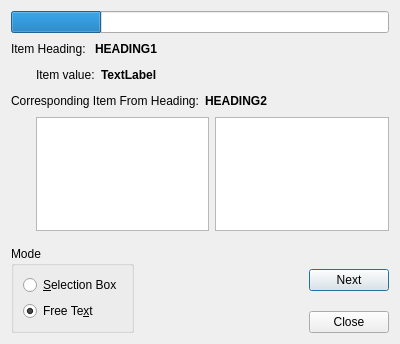
Qt form memorise/ui/QuizDialog.ui (kazkansouh/pyMemorise) before a commit.
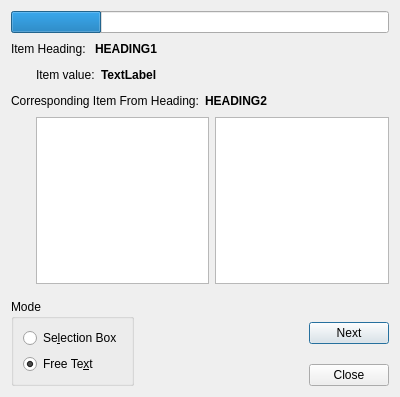
The same form after that commit.

Commit message: Streamline quiz dialog to enable ctrl+return to end question

```diff
--- a/memorise/ui/QuizDialog.ui
+++ b/memorise/ui/QuizDialog.ui
@@ -7,7 +7,7 @@
     <x>0</x>
     <y>0</y>
     <width>400</width>
-    <height>344</height>
+    <height>397</height>
    </rect>
   </property>
   <property name="windowTitle">
@@ -229,7 +229,7 @@
          <item>
           <widget class="QRadioButton" name="radioSelection">
            <property name="text">
-            <string>&amp;Selection Box</string>
+            <string>Se&amp;lection Box</string>
            </property>
            <property name="checked">
             <bool>false</bool>
```
The commit also changes 1 other file.
